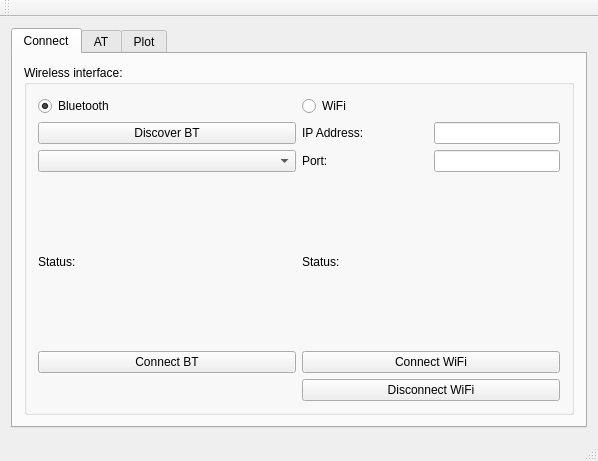
Before: the Qt Designer form logger/logger/mainwindow.ui in saul-rodriguez/Qt, drawn with Qt 5.
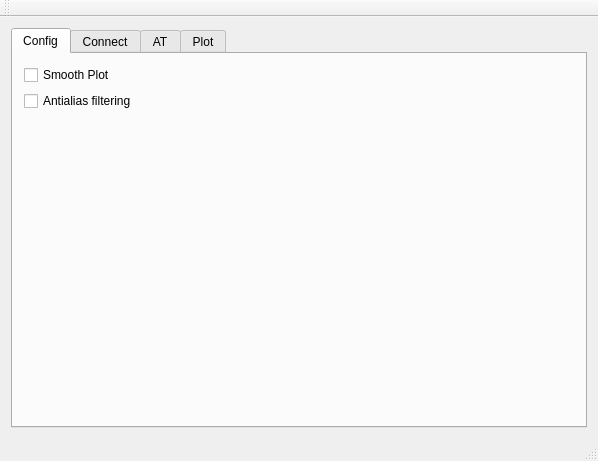
After: the same form once the commit is applied.

Commit message: esp: wifi working, added config tab

What changed in the file:
```diff
--- a/logger/logger/mainwindow.ui
+++ b/logger/logger/mainwindow.ui
@@ -22,6 +22,44 @@
         <property name="currentIndex">
          <number>0</number>
         </property>
+        <widget class="QWidget" name="tab_3">
+         <attribute name="title">
+          <string>Config</string>
+         </attribute>
+         <layout class="QGridLayout" name="gridLayout_7">
+          <item row="0" column="0">
+           <layout class="QVBoxLayout" name="verticalLayout_4">
+            <item>
+             <widget class="QCheckBox" name="checkBoxConfigSmoothPlot">
+              <property name="text">
+               <string>Smooth Plot</string>
+              </property>
+             </widget>
+            </item>
+            <item>
+             <widget class="QCheckBox" name="checkBoxConfigAntialias">
+              <property name="text">
+               <string>Antialias filtering</string>
+              </property>
+             </widget>
+            </item>
+            <item>
+             <spacer name="verticalSpacer">
+              <property name="orientation">
+               <enum>Qt::Vertical</enum>
+              </property>
+              <property name="sizeHint" stdset="0">
+               <size>
+                <width>20</width>
+                <height>40</height>
+               </size>
+              </property>
+             </spacer>
+            </item>
+           </layout>
+          </item>
+         </layout>
+        </widget>
         <widget class="QWidget" name="Connect">
          <attribute name="title">
           <string>Connect</string>
```
Left out of the diff: 15 changed lines with no effect on the pictures. The commit also changes 23 other files.
